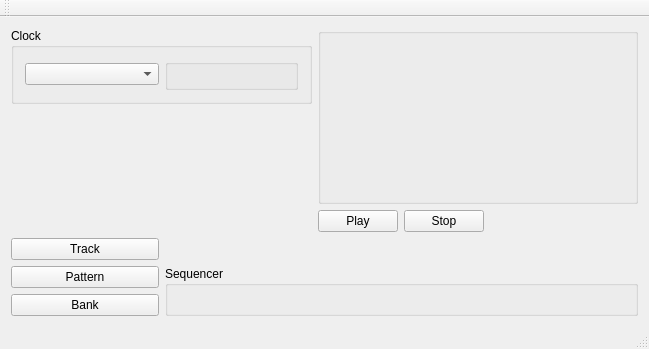
First picture: the form in apps/digitakt/midi_sequencer/midi_sequencer.ui, repository cequenser/sequencer, before the edit.
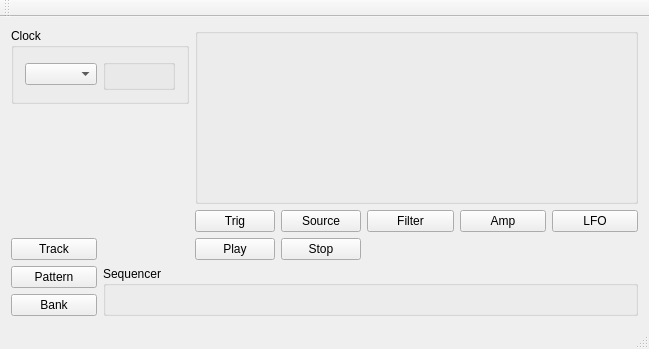
Second picture: the form after the edit. Custom widgets are drawn as their Qt base class.

The edit to the form file:
```diff
--- a/apps/digitakt/midi_sequencer/midi_sequencer.ui
+++ b/apps/digitakt/midi_sequencer/midi_sequencer.ui
@@ -27,6 +27,13 @@
   </property>
   <widget class="QWidget" name="central_widget">
    <layout class="QGridLayout" name="gridLayout">
+    <item row="6" column="3">
+     <widget class="QPushButton" name="source_button">
+      <property name="text">
+       <string>Source</string>
+      </property>
+     </widget>
+    </item>
     <item row="0" column="0" rowspan="5" colspan="2">
      <widget class="QGroupBox" name="midi_clock_group_box">
       <property name="toolTip">
@@ -76,15 +83,16 @@
      </widget>
     </item>
     <item row="6" column="2">
-     <widget class="QPushButton" name="play_button">
-      <property name="maximumSize">
-       <size>
-        <width>80</width>
-        <height>16777215</height>
-       </size>
+     <widget class="QPushButton" name="trig_button">
+      <property name="text">
+       <string>Trig</string>
       </property>
+     </widget>
+    </item>
+    <item row="6" column="4">
+     <widget class="QPushButton" name="filter_button">
       <property name="text">
-       <string>Play</string>
+       <string>Filter</string>
       </property>
      </widget>
     </item>
@@ -98,14 +106,27 @@
       </property>
      </widget>
     </item>
-    <item row="8" column="1" rowspan="2" colspan="4">
+    <item row="7" column="2">
+     <widget class="QPushButton" name="play_button">
+      <property name="maximumSize">
+       <size>
+        <width>80</width>
+        <height>16777215</height>
+       </size>
+      </property>
+      <property name="text">
+       <string>Play</string>
+      </property>
+     </widget>
+    </item>
+    <item row="8" column="1" rowspan="2" colspan="6">
      <widget class="qt::track_t" name="sequencer_box">
       <property name="title">
        <string>Sequencer</string>
       </property>
      </widget>
     </item>
-    <item row="1" column="4">
+    <item row="1" column="6">
      <widget class="QLabel" name="sequencer_page_label">
       <property name="text">
        <string/>
@@ -125,7 +146,7 @@
       </property>
      </spacer>
     </item>
-    <item row="6" column="3">
+    <item row="7" column="3">
      <widget class="QPushButton" name="stop_button">
       <property name="maximumSize">
        <size>
@@ -138,13 +159,27 @@
       </property>
      </widget>
     </item>
-    <item row="0" column="2" rowspan="6" colspan="3">
+    <item row="0" column="2" rowspan="6" colspan="5">
      <widget class="qt::poti_group_t" name="control_box">
       <property name="title">
        <string/>
       </property>
      </widget>
     </item>
+    <item row="6" column="6">
+     <widget class="QPushButton" name="lfo_button">
+      <property name="text">
+       <string>LFO</string>
+      </property>
+     </widget>
+    </item>
+    <item row="6" column="5">
+     <widget class="QPushButton" name="amp_button">
+      <property name="text">
+       <string>Amp</string>
+      </property>
+     </widget>
+    </item>
    </layout>
   </widget>
   <widget class="QMenuBar" name="menu_bar">
```
Left out of the diff: 93 changed lines with no effect on the pictures.
